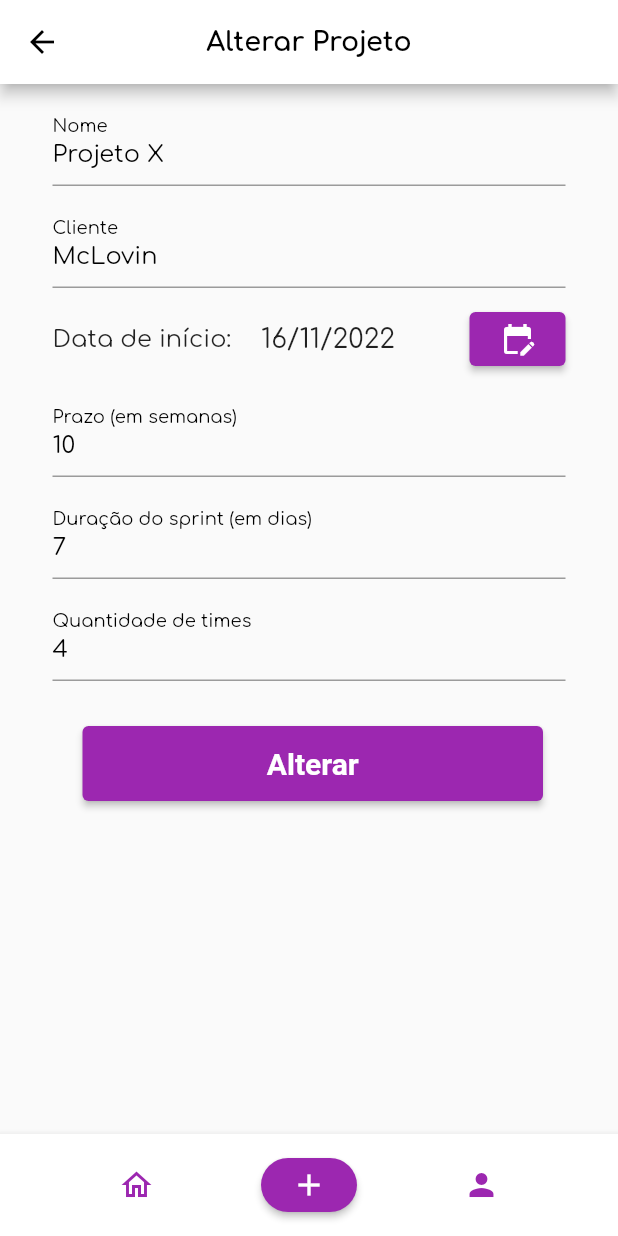
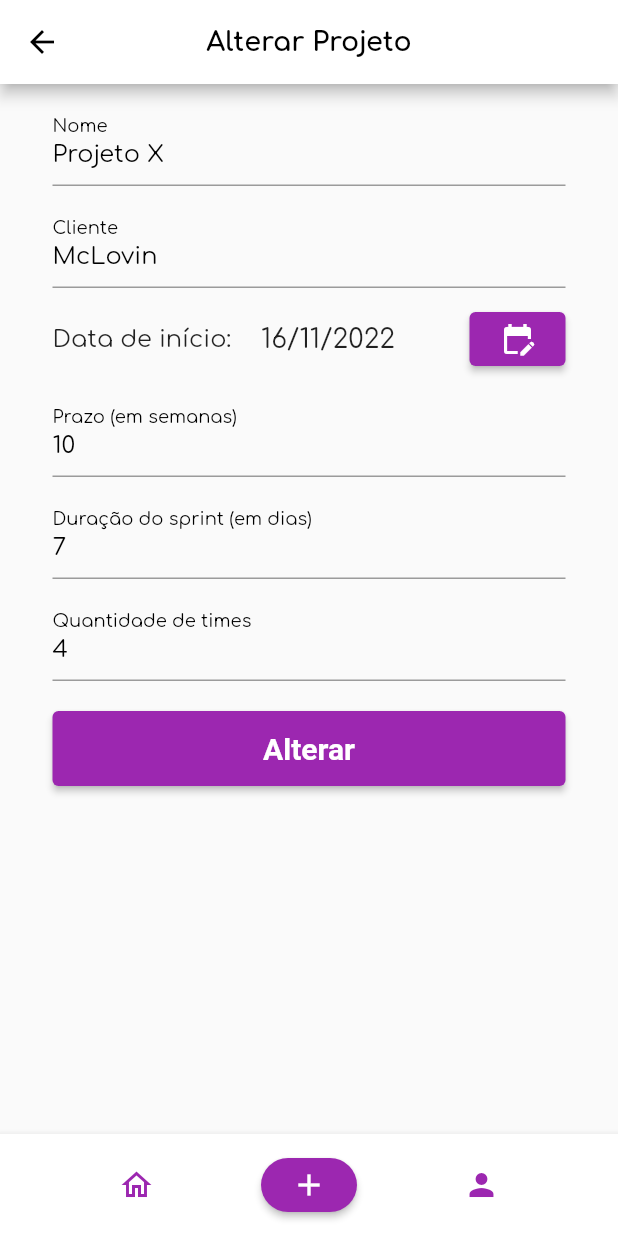
Before and after one commit to Kathamala/easy_scrum, a Flutter app: the ProjectEditPage screen opened directly, on a phone screen of 412 x 824 dp. Run offline on Flutter 3.47's test engine with Material 2 defaults, Android fonts, the phone set to English and light mode, and no system bars; our stand-ins replace image_picker; project files that could hold a hidden picture were left out.

```diff
--- a/lib/pages/project/project-edit.dart
+++ b/lib/pages/project/project-edit.dart
@@ -198,8 +198,10 @@ class _ProjectEditPageState extends State<ProjectEditPage> {
                             },
                           ),
                           Padding(
-                              padding:
-                                  const EdgeInsets.fromLTRB(20, 30, 15, 10),
+                              padding: const EdgeInsets.only(
+                                top: 20.0,
+                                bottom: 20.0,
+                              ),
                               child: SizedBox(
                                   height: 50.0,
                                   child: ElevatedButton(
```
